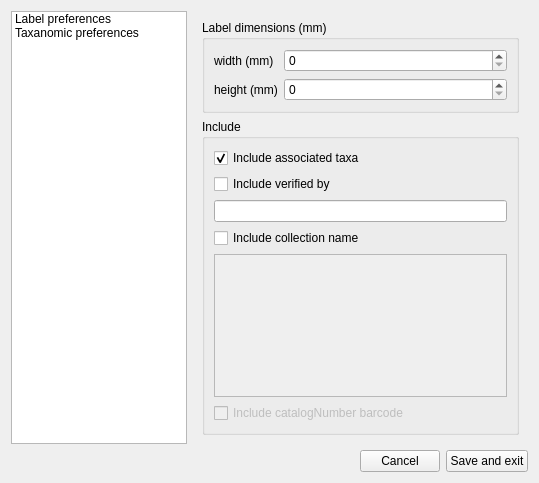
CapPow/collBook, file ui/settingsUI.ui: the form before one commit.
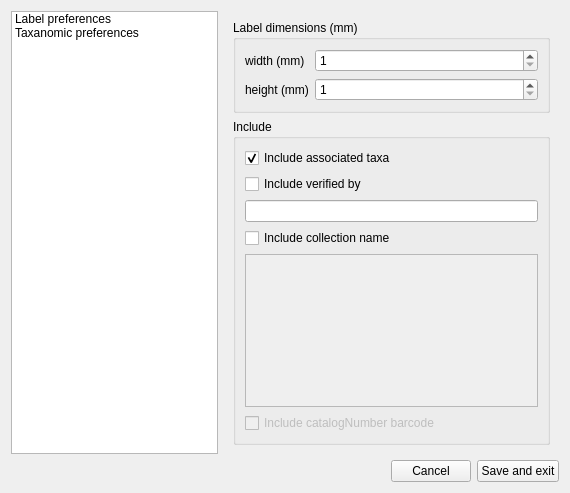
The form after the commit. The open tabs and pages were chosen to show the change.

Commit message: implimented persistant settings

Patch:
```diff
--- a/ui/settingsUI.ui
+++ b/ui/settingsUI.ui
@@ -6,8 +6,8 @@
    <rect>
     <x>0</x>
     <y>0</y>
-    <width>539</width>
-    <height>483</height>
+    <width>570</width>
+    <height>493</height>
    </rect>
   </property>
   <property name="minimumSize">
@@ -22,7 +22,7 @@
   <widget class="QWidget" name="centralwidget">
    <layout class="QGridLayout" name="gridLayout_2">
     <item row="0" column="0">
-     <layout class="QVBoxLayout" name="verticalLayout">
+     <layout class="QVBoxLayout" name="verticalLayout" stretch="0,3">
       <property name="sizeConstraint">
        <enum>QLayout::SetDefaultConstraint</enum>
       </property>
@@ -90,7 +90,14 @@
                 </widget>
                </item>
                <item row="1" column="1">
-                <widget class="QSpinBox" name="value_X"/>
+                <widget class="QSpinBox" name="value_X">
+                 <property name="minimum">
+                  <number>1</number>
+                 </property>
+                 <property name="maximum">
+                  <number>9999</number>
+                 </property>
+                </widget>
                </item>
                <item row="2" column="0">
                 <widget class="QLabel" name="yLabel">
@@ -100,7 +107,14 @@
                 </widget>
                </item>
                <item row="2" column="1">
-                <widget class="QSpinBox" name="value_Y"/>
+                <widget class="QSpinBox" name="value_Y">
+                 <property name="minimum">
+                  <number>1</number>
+                 </property>
+                 <property name="maximum">
+                  <number>9999</number>
+                 </property>
+                </widget>
                </item>
               </layout>
              </widget>
```
Left out of the diff: 32 changed lines with no effect on the pictures. The commit also changes 13 other files.
